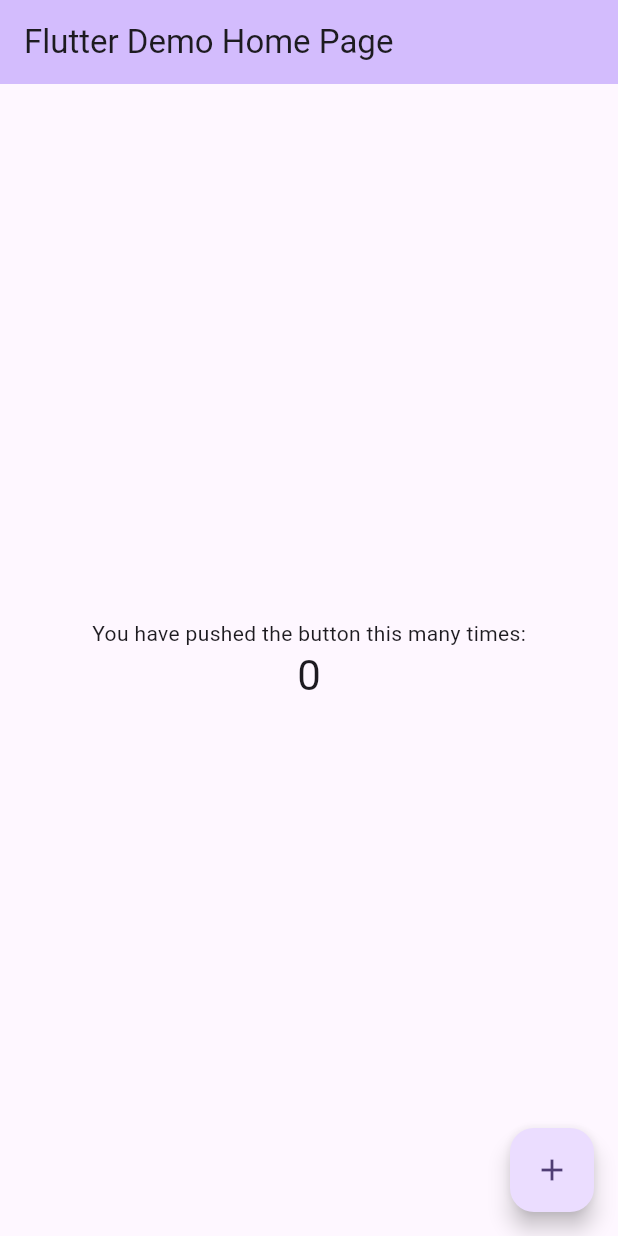
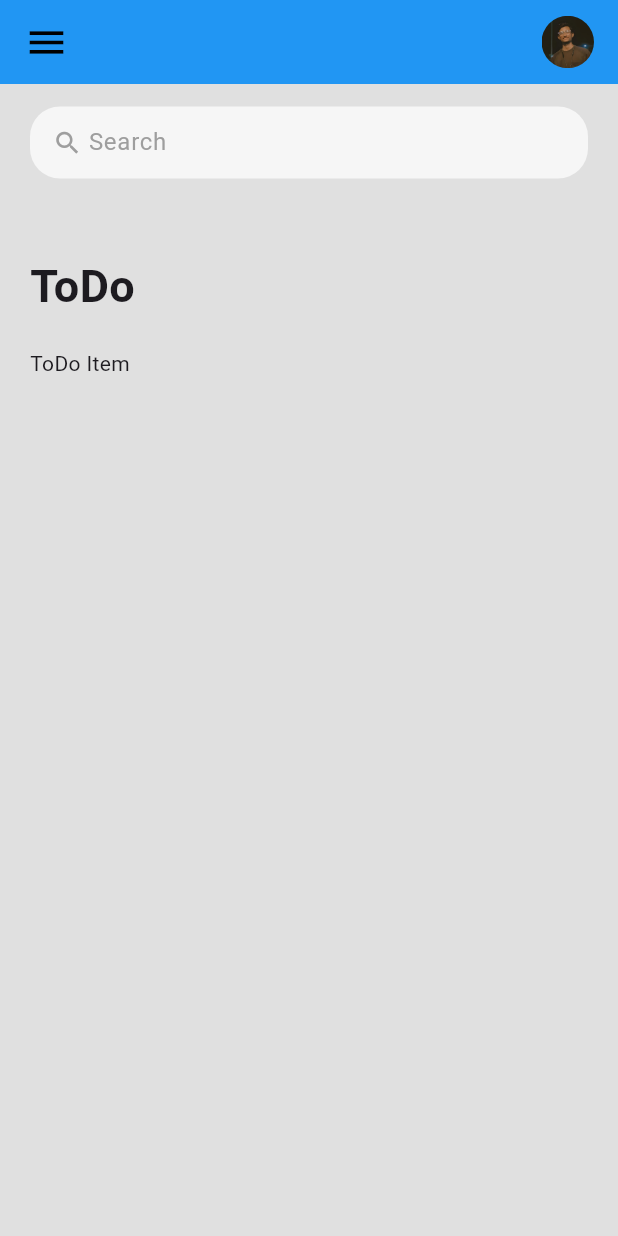
Before and after one commit to nayanraut1412/ToDo_App, a Flutter app: the screen it shows after launch, on a phone screen of 412 x 824 dp. Run offline on Flutter 3.47's test engine with Material 3 defaults, Android fonts, the phone set to English and light mode, and no system bars.

Commit message:
changes done

```diff
--- /dev/null
+++ b/lib/constants/colors.dart
@@ -0,0 +1,9 @@
+import 'package:flutter/material.dart';
+
+const Color tdRed = Colors.red;
+const Color tdBlue = Colors.blue;
+const Color tdBlack = Colors.black;
+const Color tdGrey = Colors.grey;
+const Color tdGreen = Colors.green;
+
+const Color tdBGColor = Colors.white70;
--- a/lib/main.dart
+++ b/lib/main.dart
@@ -1,3 +1,4 @@
+import 'package:ToDo/screens/home.dart';
 import 'package:flutter/material.dart';
 
 void main() {
@@ -11,115 +12,9 @@ class MyApp extends StatelessWidget {
   @override
   Widget build(BuildContext context) {
     return MaterialApp(
-      title: 'Flutter Demo',
-      theme: ThemeData(
-        // This is the theme of your application.
-        //
-        // TRY THIS: Try running your application with "flutter run". You'll see
-        // the application has a purple toolbar. Then, without quitting the app,
-        // try changing the seedColor in the colorScheme below to Colors.green
-        // and then invoke "hot reload" (save your changes or press the "hot
-        // reload" button in a Flutter-supported IDE, or press "r" if you used
-        // the command line to start the app).
-        //
-        // Notice that the counter didn't reset back to zero; the application
-        // state is not lost during the reload. To reset the state, use hot
-        // restart instead.
-        //
-        // This works for code too, not just values: Most code changes can be
-        // tested with just a hot reload.
-        colorScheme: ColorScheme.fromSeed(seedColor: Colors.deepPurple),
-        useMaterial3: true,
-      ),
-      home: const MyHomePage(title: 'Flutter Demo Home Page'),
+      debugShowCheckedModeBanner: false,
+      title: 'ToDo App',
+      home: Home(),
     );
   }
 }
-
-class MyHomePage extends StatefulWidget {
-  const MyHomePage({super.key, required this.title});
-
-  // This widget is the home page of your application. It is stateful, meaning
-  // that it has a State object (defined below) that contains fields that affect
-  // how it looks.
-
-  // This class is the configuration for the state. It holds the values (in this
-  // case the title) provided by the parent (in this case the App widget) and
-  // used by the build method of the State. Fields in a Widget subclass are
-  // always marked "final".
-
-  final String title;
-
-  @override
-  State<MyHomePage> createState() => _MyHomePageState();
-}
-
-class _MyHomePageState extends State<MyHomePage> {
-  int _counter = 0;
-
-  void _incrementCounter() {
-    setState(() {
-      // This call to setState tells the Flutter framework that something has
-      // changed in this State, which causes it to rerun the build method below
-      // so that the display can reflect the updated values. If we changed
-      // _counter without calling setState(), then the build method would not be
-      // called again, and so nothing would appear to happen.
-      _counter++;
-    });
-  }
-
-  @override
-  Widget build(BuildContext context) {
-    // This method is rerun every time setState is called, for instance as done
-    // by the _incrementCounter method above.
-    //
-    // The Flutter framework has been optimized to make rerunning build methods
-    // fast, so that you can just rebuild anything that needs updating rather
-    // than having to individually change instances of widgets.
-    return Scaffold(
-      appBar: AppBar(
-        // TRY THIS: Try changing the color here to a specific color (to
-        // Colors.amber, perhaps?) and trigger a hot reload to see the AppBar
-        // change color while the other colors stay the same.
-        backgroundColor: Theme.of(context).colorScheme.inversePrimary,
-        // Here we take the value from the MyHomePage object that was created by
-        // the App.build method, and use it to set our appbar title.
-        title: Text(widget.title),
-      ),
-      body: Center(
-        // Center is a layout widget. It takes a single child and positions it
-        // in the middle of the parent.
-        child: Column(
-          // Column is also a layout widget. It takes a list of children and
-          // arranges them vertically. By default, it sizes itself to fit its
-          // children horizontally, and tries to be as tall as its parent.
-          //
-          // Column has various properties to control how it sizes itself and
-          // how it positions its children. Here we use mainAxisAlignment to
-          // center the children vertically; the main axis here is the vertical
-          // axis because Columns are vertical (the cross axis would be
-          // horizontal).
-          //
-          // TRY THIS: Invoke "debug painting" (choose the "Toggle Debug Paint"
-          // action in the IDE, or press "p" in the console), to see the
-          // wireframe for each widget.
-          mainAxisAlignment: MainAxisAlignment.center,
-          children: <Widget>[
-            const Text(
-              'You have pushed the button this many times:',
-            ),
-            Text(
-              '$_counter',
-              style: Theme.of(context).textTheme.headlineMedium,
-            ),
-          ],
-        ),
-      ),
-      floatingActionButton: FloatingActionButton(
-        onPressed: _incrementCounter,
-        tooltip: 'Increment',
-        child: const Icon(Icons.add),
-      ), // This trailing comma makes auto-formatting nicer for build methods.
-    );
-  }
-}
--- /dev/null
+++ b/lib/screens/home.dart
@@ -0,0 +1,92 @@
+import 'package:ToDo/constants/colors.dart';
+import '../widgets/todo_item.dart';
+import 'package:flutter/material.dart';
+import 'package:flutter/widgets.dart';
+
+class Home extends StatelessWidget {
+  const Home({super.key});
+
+  @override
+  Widget build(BuildContext context) {
+    return Scaffold(
+      backgroundColor: Colors.grey[300],
+      appBar: buildAppBar(),
+      body: Container(
+        child: Padding(
+          padding: const EdgeInsets.symmetric(horizontal: 20, vertical: 15),
+          child: Column(
+            children: [
+              searchBox(),
+              Expanded(
+                child: ListView(
+                  children: [
+                    Container(
+                        margin: EdgeInsets.only(top: 50, bottom: 20),
+                        child: Text(
+                          'ToDo',
+                          style: TextStyle(
+                              fontSize: 30, fontWeight: FontWeight.w600),
+                        )),
+                    ToDoItem(),
+                  ],
+                ),
+              )
+            ],
+          ),
+        ),
+      ),
+    );
+  }
+
+  Widget searchBox() {
+    return Container(
+      padding: EdgeInsets.symmetric(horizontal: 15),
+      decoration: BoxDecoration(
+        color: Colors.white70,
+        borderRadius: BorderRadius.circular(20),
+      ),
+      child: TextField(
+        decoration: InputDecoration(
+          contentPadding: EdgeInsets.all(1),
+          prefixIcon: Icon(
+            Icons.search,
+            color: Colors.grey,
+            size: 20,
+          ),
+          prefixIconConstraints: BoxConstraints(
+            maxHeight: 20,
+            maxWidth: 25,
+          ),
+          border: InputBorder.none,
+          hintText: 'Search',
+          hintStyle: TextStyle(color: Colors.grey),
+        ),
+      ),
+    );
+  }
+
+  AppBar buildAppBar() {
+    return AppBar(
+      backgroundColor: tdBlue,
+      elevation: 0,
+      title: Row(
+        mainAxisAlignment: MainAxisAlignment.spaceBetween,
+        children: [
+          Icon(
+            Icons.menu,
+            color: tdBlack,
+            size: 30,
+          ),
+          Container(
+            height: 35,
+            width: 35,
+            child: ClipRRect(
+              borderRadius: BorderRadius.circular(20),
+              child: Image.asset('assets/Images/nayan_avatar.png'),
+            ),
+          ),
+        ],
+      ),
+    );
+  }
+}
--- /dev/null
+++ b/lib/widgets/todo_item.dart
@@ -0,0 +1,12 @@
+import 'package:flutter/cupertino.dart';
+
+class ToDoItem extends StatelessWidget {
+  const ToDoItem({super.key});
+
+  @override
+  Widget build(BuildContext context) {
+    return Container(
+      child: Text('ToDo Item'),
+    );
+  }
+}
```
Also changed, not shown: pubspec.yaml (+4 -4 lines), assets/Images/nayan_avatar.png (added).
